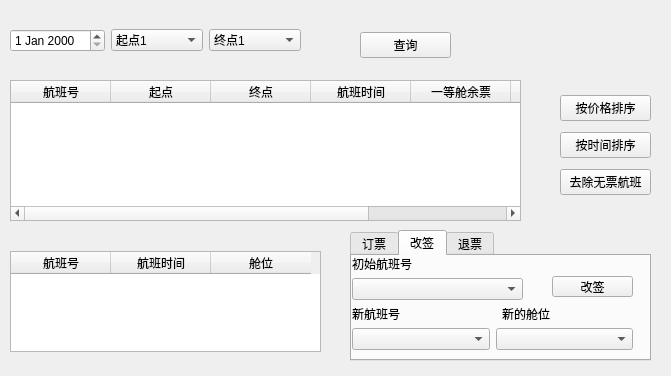
The window that ticketmanagesystem.ui (Ecazy/TicketManageSystem) describes before a commit, drawn with Qt 5.
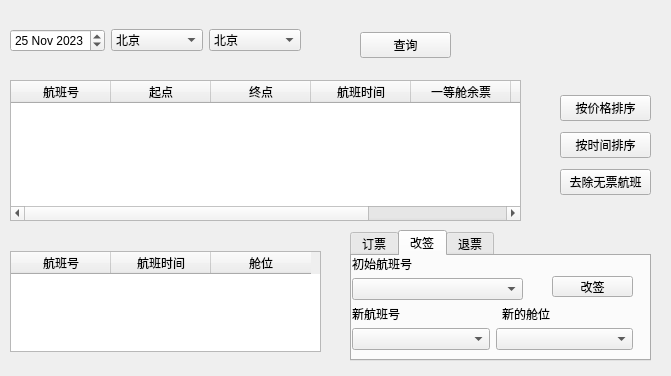
The same window after the commit.

Commit message: add the basic data amend DateTime

```diff
--- a/ticketmanagesystem.ui
+++ b/ticketmanagesystem.ui
@@ -24,13 +24,24 @@
    </property>
    <layout class="QHBoxLayout" name="Conditions">
     <item>
-     <widget class="QDateEdit" name="ConditionDate"/>
+     <widget class="QDateEdit" name="ConditionDate">
+      <property name="dateTime">
+       <datetime>
+        <hour>0</hour>
+        <minute>0</minute>
+        <second>0</second>
+        <year>2023</year>
+        <month>11</month>
+        <day>25</day>
+       </datetime>
+      </property>
+     </widget>
     </item>
     <item>
      <widget class="QComboBox" name="ConditionStart">
       <item>
        <property name="text">
-        <string>起点1</string>
+        <string>北京</string>
        </property>
       </item>
       <item>
@@ -44,7 +55,7 @@
      <widget class="QComboBox" name="ConditionDestination">
       <item>
        <property name="text">
-        <string>终点1</string>
+        <string>北京</string>
        </property>
       </item>
       <item>
```
Left out of the diff: 31 changed lines with no effect on the pictures. The commit also changes 7 other files.
